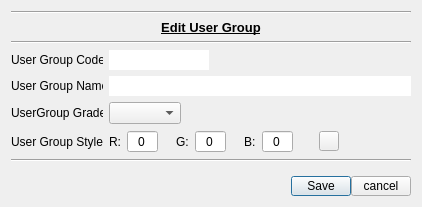
Above: appli/foundation/gui/foundation/_src/ts_ugGroupsDial.ui from snaress/studio before the change. Below: the same form after it.
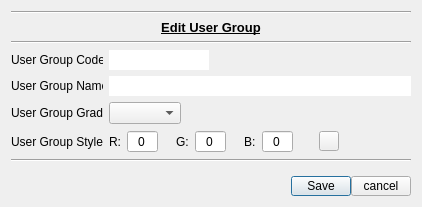
That is the form after the change.

```diff
--- a/appli/foundation/gui/foundation/_src/ts_ugGroupsDial.ui
+++ b/appli/foundation/gui/foundation/_src/ts_ugGroupsDial.ui
@@ -410,7 +410,7 @@
         </size>
        </property>
        <property name="text">
-        <string>UserGroup Grade:</string>
+        <string>User Group Grade:</string>
        </property>
       </widget>
      </item>
```
